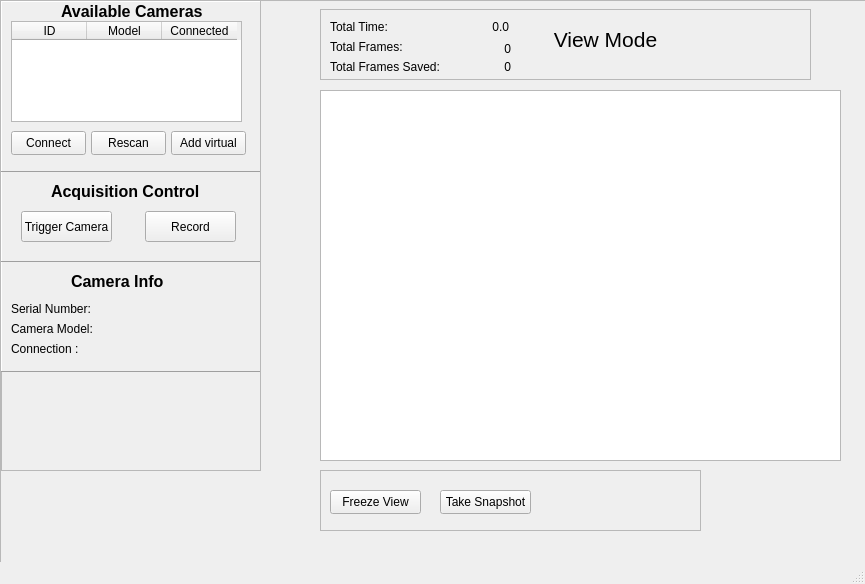
Old version of the form src/mainwindow.ui in the repository paulmthompson/CameraViewer.
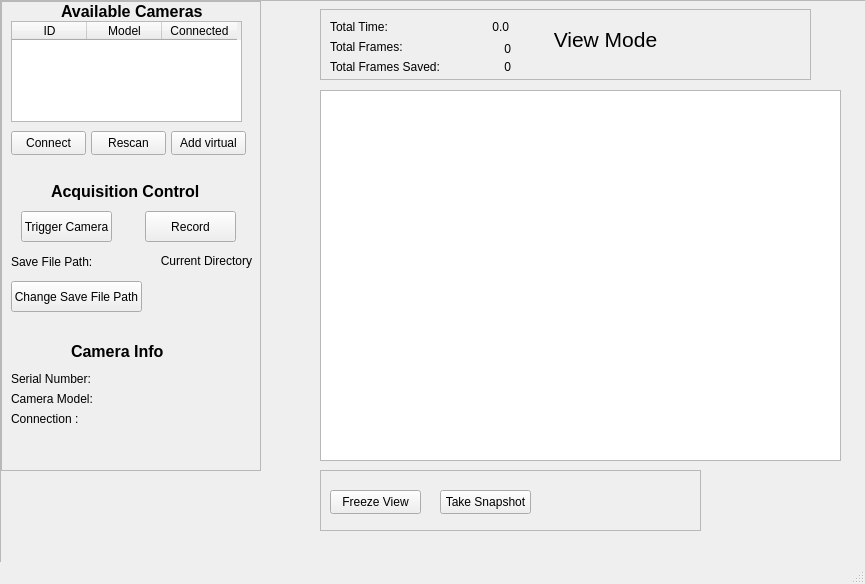
New version of the form.

Commit message: can now change save buttons

```diff
--- a/src/mainwindow.ui
+++ b/src/mainwindow.ui
@@ -81,13 +81,13 @@
         <property name="geometry">
          <rect>
           <x>0</x>
-          <y>260</y>
+          <y>330</y>
           <width>261</width>
-          <height>111</height>
+          <height>101</height>
          </rect>
         </property>
         <property name="frameShape">
-         <enum>QFrame::Panel</enum>
+         <enum>QFrame::NoFrame</enum>
         </property>
         <property name="frameShadow">
          <enum>QFrame::Raised</enum>
@@ -199,11 +199,11 @@
           <x>0</x>
           <y>170</y>
           <width>261</width>
-          <height>91</height>
+          <height>161</height>
          </rect>
         </property>
         <property name="frameShape">
-         <enum>QFrame::Panel</enum>
+         <enum>QFrame::NoFrame</enum>
         </property>
         <property name="frameShadow">
          <enum>QFrame::Raised</enum>
@@ -253,6 +253,48 @@
           <string>Trigger Camera</string>
          </property>
         </widget>
+        <widget class="QLabel" name="label_10">
+         <property name="geometry">
+          <rect>
+           <x>10</x>
+           <y>80</y>
+           <width>91</width>
+           <height>21</height>
+          </rect>
+         </property>
+         <property name="text">
+          <string>Save File Path: </string>
+         </property>
+        </widget>
+        <widget class="QLabel" name="save_path_label">
+         <property name="geometry">
+          <rect>
+           <x>100</x>
+           <y>80</y>
+           <width>151</width>
+           <height>20</height>
+          </rect>
+         </property>
+         <property name="text">
+          <string>Current Directory</string>
+         </property>
+         <property name="alignment">
+          <set>Qt::AlignRight|Qt::AlignTrailing|Qt::AlignVCenter</set>
+         </property>
+        </widget>
+        <widget class="QPushButton" name="change_save_button">
+         <property name="geometry">
+          <rect>
+           <x>10</x>
+           <y>110</y>
+           <width>131</width>
+           <height>31</height>
+          </rect>
+         </property>
+         <property name="text">
+          <string>Change Save File Path</string>
+         </property>
+        </widget>
        </widget>
        <widget class="QFrame" name="frame_2">
         <property name="geometry">
@@ -264,7 +306,7 @@
          </rect>
         </property>
         <property name="frameShape">
-         <enum>QFrame::Panel</enum>
+         <enum>QFrame::NoFrame</enum>
         </property>
         <property name="frameShadow">
          <enum>QFrame::Raised</enum>
```
The commit also changes 4 other files.
